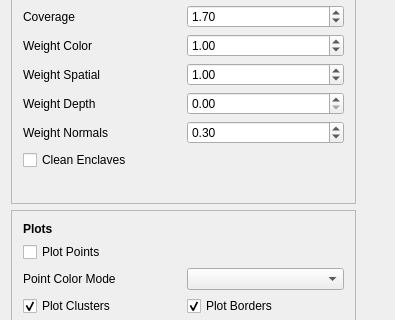
Old version of the form dasp_gui/WdgtSuperpixelParameters.ui in the repository Danvil/dasp; both pictures show x 0 to 395 and y 205 to 525 of the 395 by 971 pixel window.
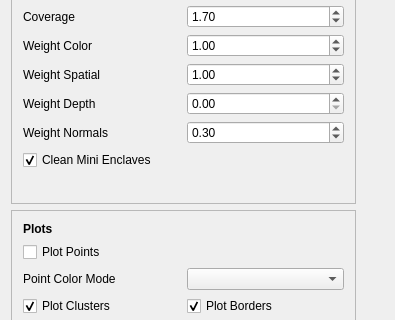
New version of the form.

The edit to the form file:
```diff
--- a/dasp_gui/WdgtSuperpixelParameters.ui
+++ b/dasp_gui/WdgtSuperpixelParameters.ui
@@ -246,7 +246,10 @@
       <item row="16" column="0">
        <widget class="QCheckBox" name="checkBoxDaspConquerEnclaves">
         <property name="text">
-         <string>Clean Enclaves</string>
+         <string>Clean Mini Enclaves</string>
+        </property>
+        <property name="checked">
+         <bool>true</bool>
         </property>
        </widget>
       </item>
```
